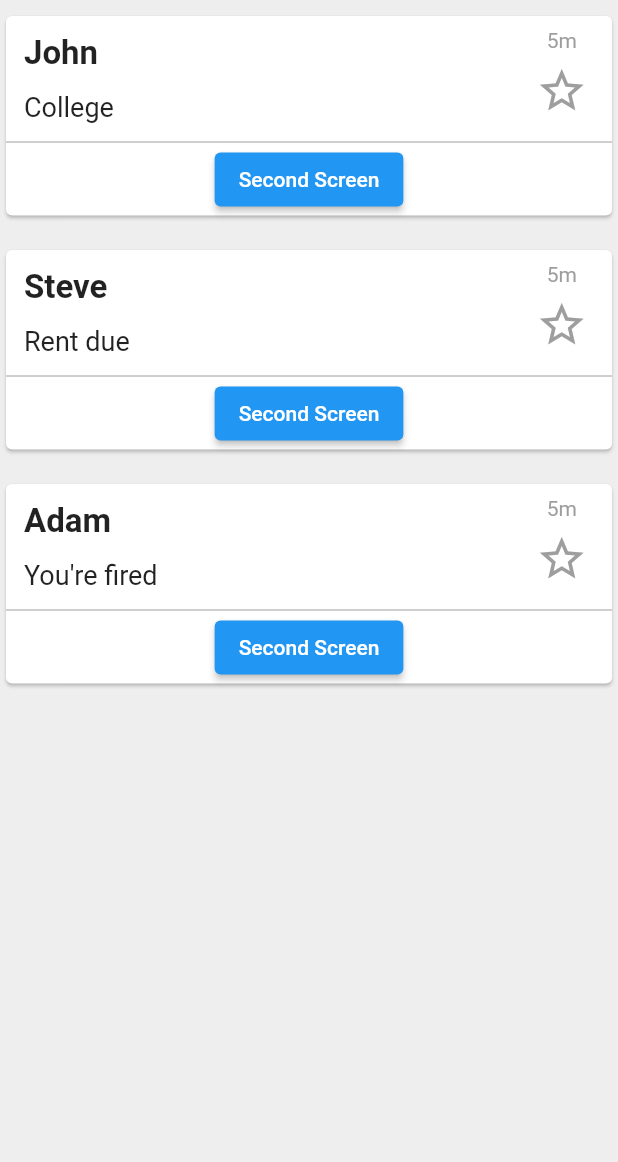
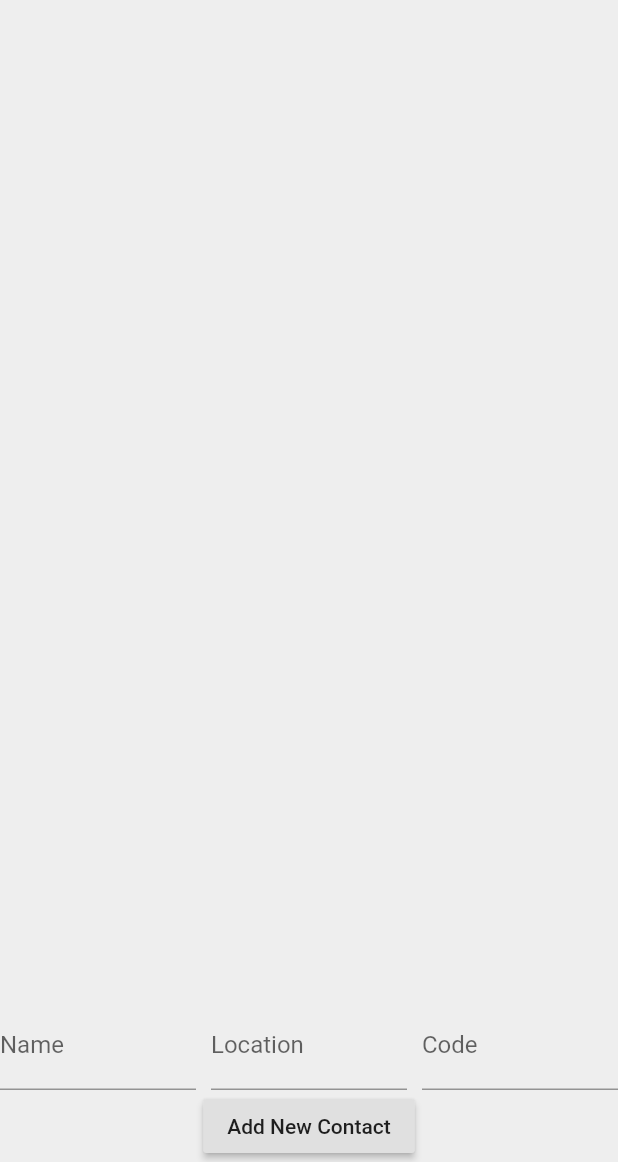
Before and after one commit to ExoticWifi/Course-Keep-Android, a Flutter app: the screen it shows after launch, on a phone screen of 412 x 824 dp, the part 74-1236 px from its top. Run offline on Flutter 3.47's test engine with Material 2 defaults, Android fonts, the phone set to English and light mode, and no system bars; our stand-ins replace hive, hive_flutter; accounts and stored records are empty; generated files the repository leaves out were written again.

Commit message:
It kinda works
got the app to run. need to flush out the database details

```diff
--- a/course_keep/lib/HomeScreen.dart
+++ b/course_keep/lib/HomeScreen.dart
@@ -1,98 +1,48 @@
+import 'package:course_keep/Models/course.dart';
 import 'package:flutter/material.dart';
+import 'package:hive/hive.dart';
+
+import 'classContent.dart';
 
 class HomeScreen extends StatelessWidget {
-  List sendersList = ["John" , "Steve" , "Adam"];
-  List subjectList = ["College" , "Rent due", "You're fired"];
+  var className = "Algebra";
+  var classLocation = "Online";
+  var classCode = "MA 2312";
+  var box;
+
   @override
   Widget build(BuildContext context) {
-    return Scaffold(
-      backgroundColor: Colors.grey[200],
-      appBar: AppBar(
-        backgroundColor: Colors.transparent,
-        elevation: 0.0,
-        title: Text(
-          "CourseKeep",
-          style: TextStyle(
-            color: Colors.black,
-            fontSize: 36,
-            fontWeight: FontWeight.bold,
-          ),
-        ),
-      ),
-      extendBodyBehindAppBar: true,
-      body: ListView.separated(
-        itemBuilder: (context, position) {
-          return Card(
-            child: Column(
-              children: <Widget>[
-                Row(
-                  mainAxisAlignment: MainAxisAlignment.spaceBetween,
-                  children: <Widget>[
-                    Column(
-                      crossAxisAlignment: CrossAxisAlignment.start,
-                      children: <Widget>[
-                        Padding(
-                          padding:
-                          const EdgeInsets.fromLTRB(12.0, 12.0, 12.0, 6.0),
-                          child: Text(
-                            sendersList[position],
-                            style: TextStyle(
-                                fontSize: 22.0, fontWeight: FontWeight.bold),
-                          ),
-                        ),
-                        Padding(
-                          padding:
-                          const EdgeInsets.fromLTRB(12.0, 6.0, 12.0, 12.0),
-                          child: Text(
-                            subjectList[position],
-                            style: TextStyle(fontSize: 18.0),
-                          ),
-                        ),
-                      ],
-                    ),
-                    Padding(
-                      padding: const EdgeInsets.all(8.0),
-                      child: Column(
-                        mainAxisAlignment: MainAxisAlignment.spaceEvenly,
-                        children: <Widget>[
-                          Text(
-                            "5m",
-                            style: TextStyle(color: Colors.grey),
-                          ),
-                          Padding(
-                            padding: const EdgeInsets.all(8.0),
-                            child: Icon(
-                              Icons.star_border,
-                              size: 35.0,
-                              color: Colors.grey,
-                            ),
-                          ),
-                        ],
-                      ),
-                    ),
-                  ],
-                ),
-                Divider(
-                  height: 2.0,
-                  color: Colors.grey,
-                ),
-                ElevatedButton(
-                  child: Text("Second Screen"),
-                  onPressed:() {
-                    Navigator.pushNamed(context, '/second');
-                  },
-                )
-              ],
-            ),
-          );
-        },
-        separatorBuilder: (context, position) {
-          return SizedBox(
-            height: 15,
-          );
-        },
-        itemCount: sendersList.length,
-      ),
+    openBox('courses');
+    return FutureBuilder(
+      future: Hive.openBox('courses'),
+      builder: (context, snapshot) {
+        if (snapshot.connectionState == ConnectionState.done){
+          if (snapshot.hasError)
+            return Text(snapshot.error.toString());
+          else
+            return classContent();
+        }
+        else
+          return Scaffold();
+      }
+
     );
   }
+  openBox(String boxName) async {
+    Hive.openBox(boxName);
+  }
 }
+
+// body: ListView.separated(
+//   itemBuilder: (context, position) {
+//     return Card(
+//
+//     );
+//   },
+//   separatorBuilder: (context, position) {
+//     return SizedBox(
+//       height: 15,
+//     );
+//   },
+//   itemCount: className.length,
+// ),
--- /dev/null
+++ b/course_keep/lib/Models/course.dart
@@ -0,0 +1,17 @@
+import 'package:hive/hive.dart';
+
+part 'course.g.dart';
+
+@HiveType(typeId: 1)
+class Course {
+  @HiveField(0)
+  String name;
+
+  @HiveField(1)
+  String location;
+
+  @HiveField(2)
+  String code;
+
+  Course(this.name, this.location, this.code);
+}
--- /dev/null
+++ b/course_keep/lib/NewCourseForm.dart
@@ -0,0 +1,65 @@
+import 'package:course_keep/Models/course.dart';
+import 'package:flutter/cupertino.dart';
+import 'package:flutter/material.dart';
+import 'package:hive/hive.dart';
+
+class newCourseForm extends StatefulWidget {
+  @override
+  _NewContactFormState createState() => _NewContactFormState();
+  }
+
+  class _NewContactFormState extends State<newCourseForm> {
+  final _formKey = GlobalKey<FormState>();
+
+  String _name;
+  String _location;
+  String _code;
+
+  void addContact(Course course) {
+  final contactsBox = Hive.box('contacts');
+  contactsBox.add(course);
+  }
+
+  @override
+  Widget build(BuildContext context) {
+  return Form(
+  key: _formKey,
+  child: Column(
+  children: <Widget>[
+  Row(
+  children: <Widget>[
+  Expanded(
+  child: TextFormField(
+  decoration: InputDecoration(labelText: 'Name'),
+  onSaved: (value) => _name = value,
+  ),
+  ),
+  SizedBox(width: 10),
+  Expanded(
+  child: TextFormField(
+    decoration: InputDecoration(labelText: 'Location'),
+    onSaved: (value) => _location = value,
+  ),
+  ),
+    SizedBox(width: 10),
+    Expanded(
+      child: TextFormField(
+        decoration: InputDecoration(labelText: 'Code'),
+        onSaved: (value) => _code = value,
+      ),
+    ),
+  ],
+  ),
+  RaisedButton(
+  child: Text('Add New Contact'),
+  onPressed: () {
+  _formKey.currentState.save();
+  final newContact = Course(_name, _location, _code);
+  addContact(newContact);
+  },
+  ),
+  ],
+  ),
+  );
+  }
+  }
--- /dev/null
+++ b/course_keep/lib/classContent.dart
@@ -0,0 +1,79 @@
+import 'package:course_keep/Models/course.dart';
+import 'package:flutter/cupertino.dart';
+import 'package:flutter/material.dart';
+import 'package:hive/hive.dart';
+import 'package:hive_flutter/hive_flutter.dart';
+
+import 'NewCourseForm.dart';
+
+class classContent extends StatelessWidget {
+
+  @override
+  Widget build(BuildContext context) {
+    return Scaffold(
+        backgroundColor: Colors.grey[200],
+        appBar: AppBar(
+          backgroundColor: Colors.transparent,
+          elevation: 0.0,
+          title: Text(
+            "CourseKeep",
+            style: TextStyle(
+              color: Colors.black,
+              fontSize: 36,
+              fontWeight: FontWeight.bold,
+            ),
+          ),
+        ),
+        extendBodyBehindAppBar: true,
+        body: Column(
+          children: <Widget>[
+            Expanded(child: _buildListView()),
+            newCourseForm(),
+          ],
+        )
+    );
+  }
+
+  Widget _buildListView() {
+    openBox('courses');
+    return ValueListenableBuilder(
+      valueListenable: Hive.box('courses').listenable(),
+      builder: (context, courseBox, widget) {
+        return ListView.builder(itemCount: courseBox.length,
+          itemBuilder: (context, index) {
+            final course = courseBox.getAt(index) as Course;
+
+            return ListTile(
+              title: Text(course.name),
+              subtitle: Text(course.location.toString()),
+              trailing: Row(
+                mainAxisSize: MainAxisSize.min,
+                children: <Widget>[
+                  IconButton(
+                    icon: Icon(Icons.refresh),
+                    onPressed: () {
+                      courseBox.putAt(
+                        index,
+                        Course('${course.name}*', course.location + 1.toString(), course.code),
+                      );
+                    },
+                  ),
+                  IconButton(
+                    icon: Icon(Icons.delete),
+                    onPressed: () {
+                      courseBox.deleteAt(index);
+                    },
+                  )
+                ],
+              ),
+            );
+          },
+        );
+      },
+    );
+  }
+
+  openBox(String boxName) async {
+      Hive.openBox(boxName);
+  }
+}
--- a/course_keep/lib/main.dart
+++ b/course_keep/lib/main.dart
@@ -1,4 +1,5 @@
 
+import 'package:course_keep/Models/course.dart';
 import 'package:flutter/material.dart';
 import 'package:hive/hive.dart';
 import 'AddClassScreen.dart';
@@ -6,8 +7,11 @@ import 'HomeScreen.dart';
 import 'package:path_provider/path_provider.dart' as path_provider;
 
 void main() async{
+  WidgetsFlutterBinding.ensureInitialized();
   final appDocumentDir = await path_provider.getApplicationDocumentsDirectory();
   Hive.init(appDocumentDir.path);
+  Hive.registerAdapter(CourseAdapter());
+  Hive.openBox('courses');
   runApp(MaterialApp(
     initialRoute: '/',
     routes: {
```
Also changed, not shown: course_keep/lib/Models/course.g.dart (added).
